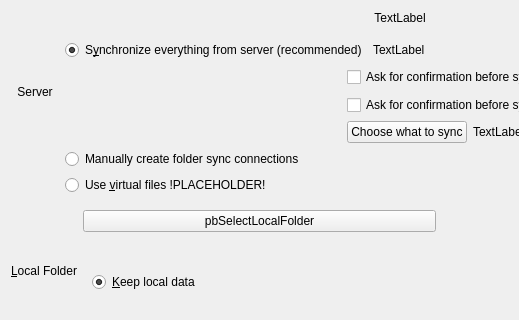
Before: the Qt Designer form src/gui/wizard/owncloudadvancedsetuppage.ui in nextcloud/desktop, drawn with Qt 5; both pictures show x 0 to 519 and y 0 to 320 of the 800 by 600 pixel window.
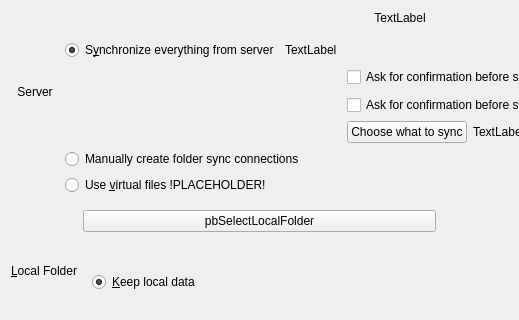
After: the same form once the commit is applied. Icons and pictures are not drawn.

Commit message:
Don't recommend non default sync option
Fixes: #8317

The edit to the form file:
```diff
--- a/src/gui/wizard/owncloudadvancedsetuppage.ui
+++ b/src/gui/wizard/owncloudadvancedsetuppage.ui
@@ -122,7 +122,7 @@
           <item>
            <widget class="QRadioButton" name="rSyncEverything">
             <property name="text">
-             <string>S&amp;ynchronize everything from server (recommended)</string>
+             <string>S&amp;ynchronize everything from server</string>
             </property>
             <property name="checked">
              <bool>true</bool>
```
The commit also changes 1 other file.
